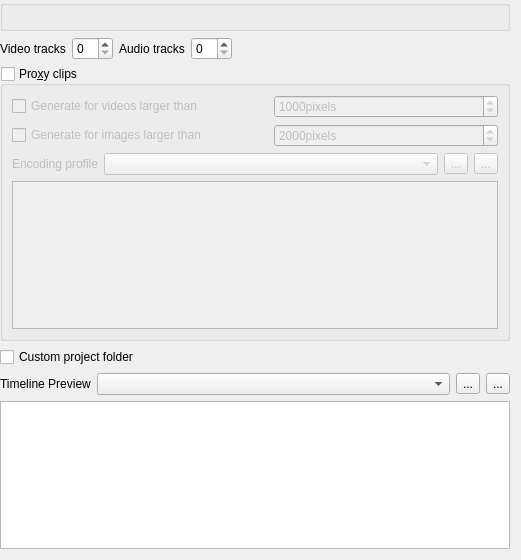
Above: src/ui/configproject_ui.ui from KDE/kdenlive before the change. Below: the same form after it.
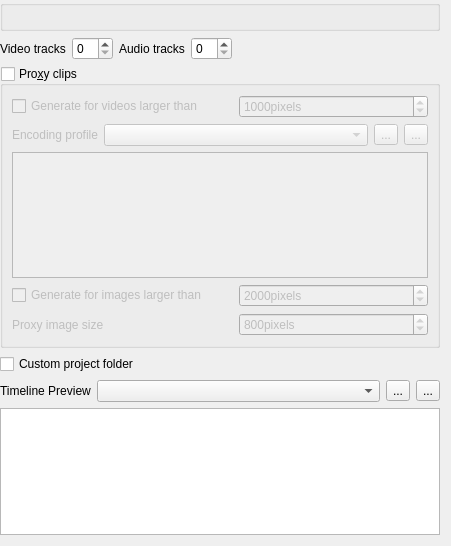
That is the form after the change. Custom widgets are drawn as their Qt base class.

Commit message: Port proxy job to new job framework, make size of image proxy configurable

The edit to the form file:
```diff
--- a/src/ui/configproject_ui.ui
+++ b/src/ui/configproject_ui.ui
@@ -6,8 +6,8 @@
    <rect>
     <x>0</x>
     <y>0</y>
-    <width>521</width>
-    <height>560</height>
+    <width>451</width>
+    <height>546</height>
    </rect>
   </property>
   <layout class="QGridLayout" name="gridLayout_2">
@@ -112,6 +112,9 @@
    </item>
    <item row="3" column="0" colspan="5">
     <widget class="QGroupBox" name="kcfg_enableproxy">
+     <property name="enabled">
+      <bool>true</bool>
+     </property>
      <property name="title">
       <string>Pro&amp;xy clips</string>
      </property>
@@ -129,43 +132,7 @@
         </property>
        </widget>
       </item>
-      <item row="0" column="2" colspan="3">
-       <widget class="QSpinBox" name="kcfg_proxyminsize">
-        <property name="suffix">
-         <string>pixels</string>
-        </property>
-        <property name="maximum">
-         <number>10000</number>
-        </property>
-        <property name="value">
-         <number>1000</number>
-        </property>
-       </widget>
-      </item>
-      <item row="1" column="0" colspan="2">
-       <widget class="QCheckBox" name="kcfg_generateimageproxy">
-        <property name="text">
-         <string>Generate for images larger than</string>
-        </property>
-       </widget>
-      </item>
-      <item row="1" column="2" colspan="3">
-       <widget class="QSpinBox" name="kcfg_proxyimageminsize">
-        <property name="suffix">
-         <string>pixels</string>
-        </property>
-        <property name="minimum">
-         <number>500</number>
-        </property>
-        <property name="maximum">
-         <number>100000</number>
-        </property>
-        <property name="value">
-         <number>2000</number>
-        </property>
-       </widget>
-      </item>
-      <item row="2" column="0">
+      <item row="1" column="0">
        <widget class="QLabel" name="label_24">
         <property name="sizePolicy">
          <sizepolicy hsizetype="Maximum" vsizetype="Preferred">
@@ -178,7 +145,7 @@
         </property>
        </widget>
       </item>
-      <item row="2" column="1" colspan="2">
+      <item row="1" column="1" colspan="2">
        <widget class="KComboBox" name="kcfg_proxy_profile">
         <property name="sizePolicy">
          <sizepolicy hsizetype="MinimumExpanding" vsizetype="Fixed">
@@ -188,7 +155,7 @@
         </property>
        </widget>
       </item>
-      <item row="2" column="3">
+      <item row="1" column="3">
        <widget class="QToolButton" name="proxy_showprofileinfo">
         <property name="text">
          <string>...</string>
@@ -198,14 +165,14 @@
         </property>
        </widget>
       </item>
-      <item row="2" column="4">
+      <item row="1" column="4">
        <widget class="QToolButton" name="proxy_manageprofile">
         <property name="text">
          <string>...</string>
         </property>
        </widget>
       </item>
-      <item row="3" column="0" colspan="5">
+      <item row="2" column="0" colspan="5">
        <widget class="QPlainTextEdit" name="proxyparams">
         <property name="sizePolicy">
          <sizepolicy hsizetype="Expanding" vsizetype="Maximum">
@@ -218,6 +185,71 @@
         </property>
        </widget>
       </item>
+      <item row="3" column="0" colspan="2">
+       <widget class="QCheckBox" name="kcfg_generateimageproxy">
+        <property name="text">
+         <string>Generate for images larger than</string>
+        </property>
+       </widget>
+      </item>
+      <item row="4" column="0" colspan="2">
+       <widget class="QLabel" name="image_label">
+        <property name="enabled">
+         <bool>false</bool>
+        </property>
+        <property name="text">
+         <string>Proxy image size</string>
+        </property>
+       </widget>
+      </item>
+      <item row="3" column="2" colspan="3">
+       <widget class="QSpinBox" name="kcfg_proxyimageminsize">
+        <property name="suffix">
+         <string>pixels</string>
+        </property>
+        <property name="minimum">
+         <number>500</number>
+        </property>
+        <property name="maximum">
+         <number>100000</number>
+        </property>
+        <property name="value">
+         <number>2000</number>
+        </property>
+       </widget>
+      </item>
+      <item row="4" column="2" colspan="3">
+       <widget class="QSpinBox" name="kcfg_proxyimagesize">
+        <property name="enabled">
+         <bool>false</bool>
+        </property>
+        <property name="suffix">
+         <string>pixels</string>
+        </property>
+        <property name="minimum">
+         <number>200</number>
+        </property>
+        <property name="maximum">
+         <number>100000</number>
+        </property>
+        <property name="value">
+         <number>800</number>
+        </property>
+       </widget>
+      </item>
+      <item row="0" column="2" colspan="3">
+       <widget class="QSpinBox" name="kcfg_proxyminsize">
+        <property name="suffix">
+         <string>pixels</string>
+        </property>
+        <property name="maximum">
+         <number>10000</number>
+        </property>
+        <property name="value">
+         <number>1000</number>
+        </property>
+       </widget>
+      </item>
      </layout>
     </widget>
    </item>
```
Left out of the diff: 34 changed lines with no effect on the pictures. The commit also changes 13 other files.
